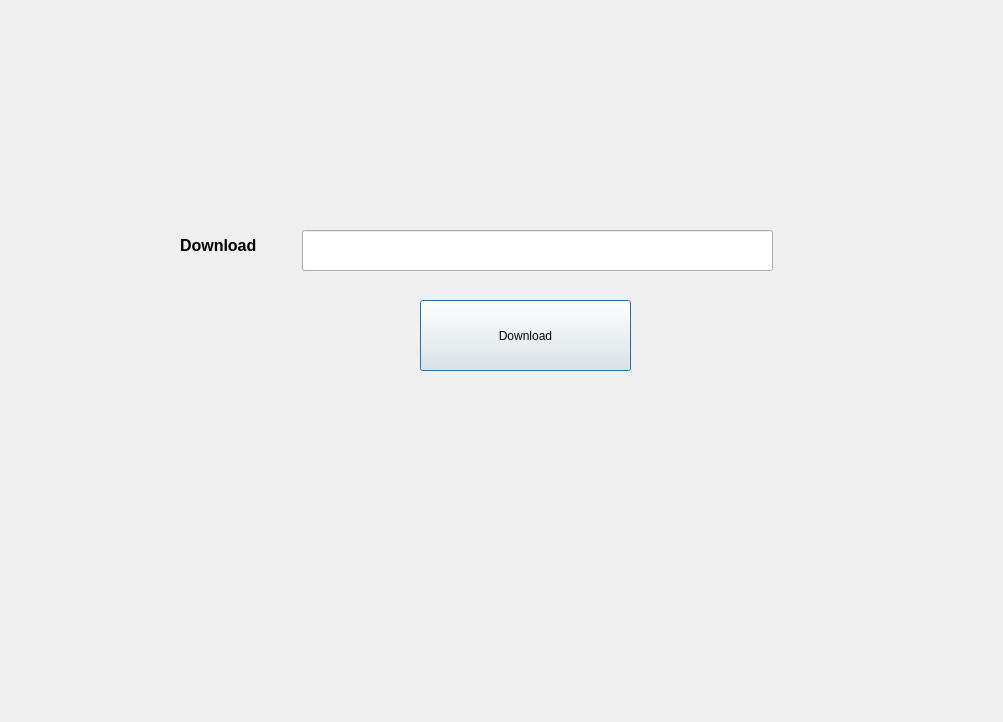
Qt form giao_dien/app.ui (vunameaut/pycharm) before a commit.
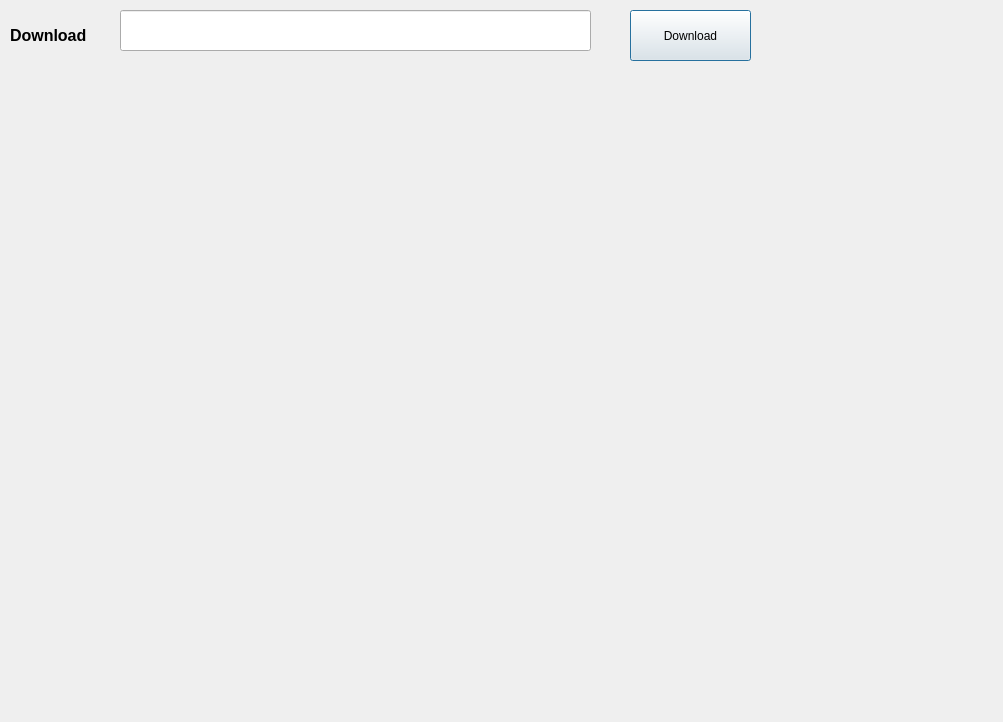
The same form after that commit.

Diff of the .ui file:
```diff
--- a/giao_dien/app.ui
+++ b/giao_dien/app.ui
@@ -16,10 +16,10 @@
   <widget class="QPushButton" name="btn_download">
    <property name="geometry">
     <rect>
-     <x>420</x>
-     <y>300</y>
-     <width>211</width>
-     <height>71</height>
+     <x>630</x>
+     <y>10</y>
+     <width>121</width>
+     <height>51</height>
     </rect>
    </property>
    <property name="text">
@@ -29,8 +29,8 @@
   <widget class="QLabel" name="label">
    <property name="geometry">
     <rect>
-     <x>180</x>
-     <y>230</y>
+     <x>10</x>
+     <y>20</y>
      <width>121</width>
      <height>31</height>
     </rect>
@@ -42,8 +42,8 @@
   <widget class="QLineEdit" name="link_video">
    <property name="geometry">
     <rect>
-     <x>302</x>
-     <y>230</y>
+     <x>120</x>
+     <y>10</y>
      <width>471</width>
      <height>41</height>
     </rect>
```
